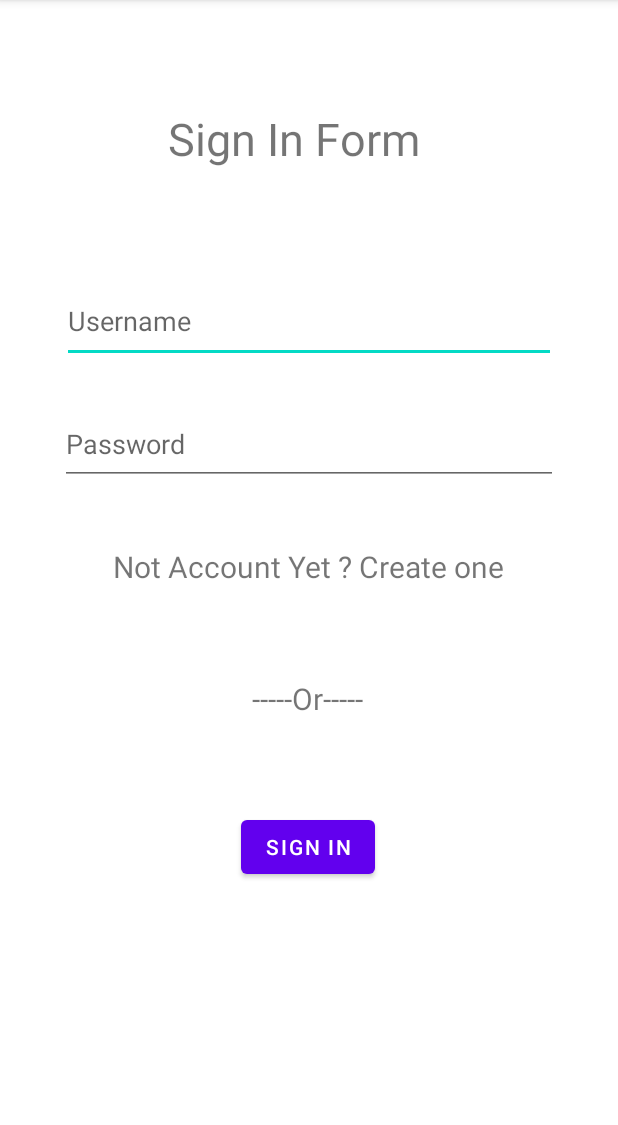
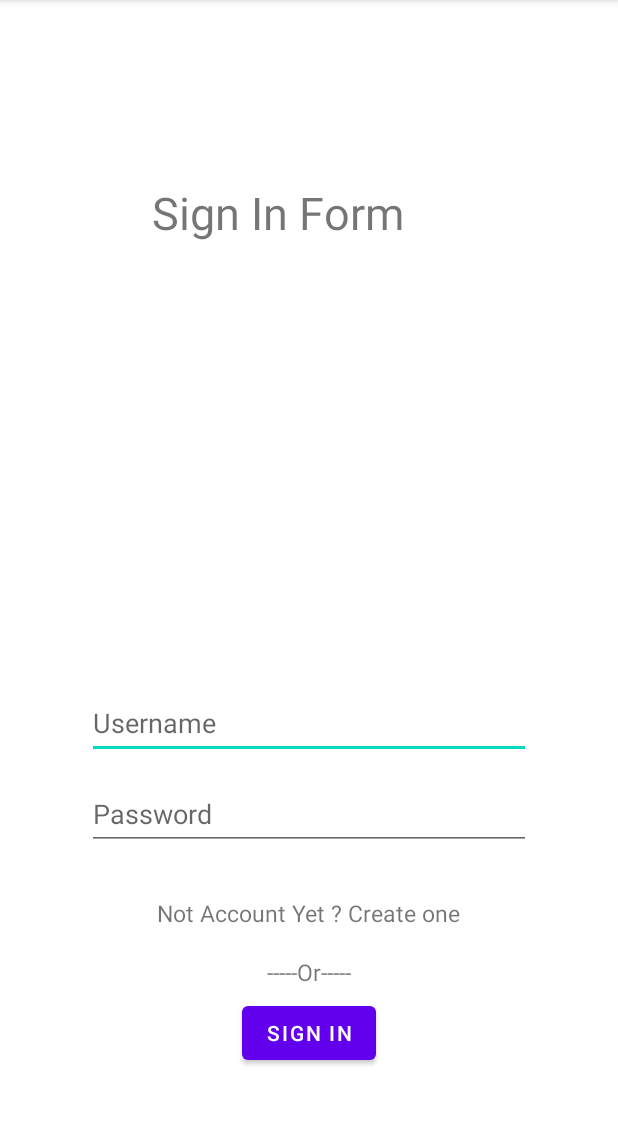
Before and after one commit to TungThnh/PRM391-Sell-Product, an Android app: the LoginActivity screen opened directly, with no data from a screen before it, on a phone screen of 412 x 824 dp, the part 84-1209 px from its top. Run offline under Robolectric (Android 15) with nearby library versions, the phone set to English and light mode, and no system bars.

Commit message:
Update activity_login.xml

```diff
--- a/PRM391SellProduct/app/src/main/res/layout/activity_login.xml
+++ b/PRM391SellProduct/app/src/main/res/layout/activity_login.xml
@@ -14,32 +14,35 @@
         android:textSize="30sp"
         app:layout_constraintBottom_toBottomOf="parent"
         app:layout_constraintEnd_toEndOf="parent"
+        app:layout_constraintHorizontal_bias="0.452"
         app:layout_constraintStart_toStartOf="parent"
         app:layout_constraintTop_toTopOf="parent"
-        app:layout_constraintVertical_bias="0.104" />
+        app:layout_constraintVertical_bias="0.175" />
 
     <EditText
         android:id="@+id/editUsername"
-        android:layout_width="329dp"
-        android:layout_height="56dp"
+        android:layout_width="296dp"
+        android:layout_height="48dp"
         android:ems="10"
         android:hint="Username"
         android:inputType="textPersonName"
         app:layout_constraintBottom_toBottomOf="parent"
         app:layout_constraintEnd_toEndOf="parent"
+        app:layout_constraintHorizontal_bias="0.5"
         app:layout_constraintStart_toStartOf="parent"
         app:layout_constraintTop_toBottomOf="@+id/textView"
-        app:layout_constraintVertical_bias="0.071" />
+        app:layout_constraintVertical_bias="0.5" />
 
     <EditText
         android:id="@+id/editPassword"
-        android:layout_width="332dp"
-        android:layout_height="54dp"
+        android:layout_width="296dp"
+        android:layout_height="48dp"
         android:ems="10"
         android:hint="Password"
         android:inputType="textPersonName"
         app:layout_constraintBottom_toBottomOf="parent"
         app:layout_constraintEnd_toEndOf="parent"
+        app:layout_constraintHorizontal_bias="0.5"
         app:layout_constraintStart_toStartOf="parent"
         app:layout_constraintTop_toBottomOf="@+id/editUsername"
         app:layout_constraintVertical_bias="0.058" />
@@ -49,26 +52,26 @@
         android:layout_width="wrap_content"
         android:layout_height="wrap_content"
         android:text="Not Account Yet ? Create one"
-        android:textSize="20sp"
+        android:textSize="15sp"
         app:layout_constraintBottom_toBottomOf="parent"
         app:layout_constraintEnd_toEndOf="parent"
-        app:layout_constraintHorizontal_bias="0.496"
+        app:layout_constraintHorizontal_bias="0.5"
         app:layout_constraintStart_toStartOf="parent"
         app:layout_constraintTop_toBottomOf="@+id/editPassword"
-        app:layout_constraintVertical_bias="0.097" />
+        app:layout_constraintVertical_bias="0.174" />
 
     <TextView
         android:id="@+id/textView3"
         android:layout_width="wrap_content"
         android:layout_height="wrap_content"
         android:text="-----Or-----"
-        android:textSize="20sp"
+        android:textSize="15sp"
         app:layout_constraintBottom_toBottomOf="parent"
         app:layout_constraintEnd_toEndOf="parent"
-        app:layout_constraintHorizontal_bias="0.498"
+        app:layout_constraintHorizontal_bias="0.5"
         app:layout_constraintStart_toStartOf="parent"
         app:layout_constraintTop_toBottomOf="@+id/notAccountYet"
-        app:layout_constraintVertical_bias="0.173" />
+        app:layout_constraintVertical_bias="0.142" />
 
     <Button
         android:id="@+id/btnSignIn"
@@ -77,9 +80,9 @@
         android:text="SIGN IN"
         app:layout_constraintBottom_toBottomOf="parent"
         app:layout_constraintEnd_toEndOf="parent"
-        app:layout_constraintHorizontal_bias="0.498"
+        app:layout_constraintHorizontal_bias="0.5"
         app:layout_constraintStart_toStartOf="parent"
         app:layout_constraintTop_toBottomOf="@+id/textView3"
-        app:layout_constraintVertical_bias="0.255" />
+        app:layout_constraintVertical_bias="0.1" />
 
 </androidx.constraintlayout.widget.ConstraintLayout>
```
